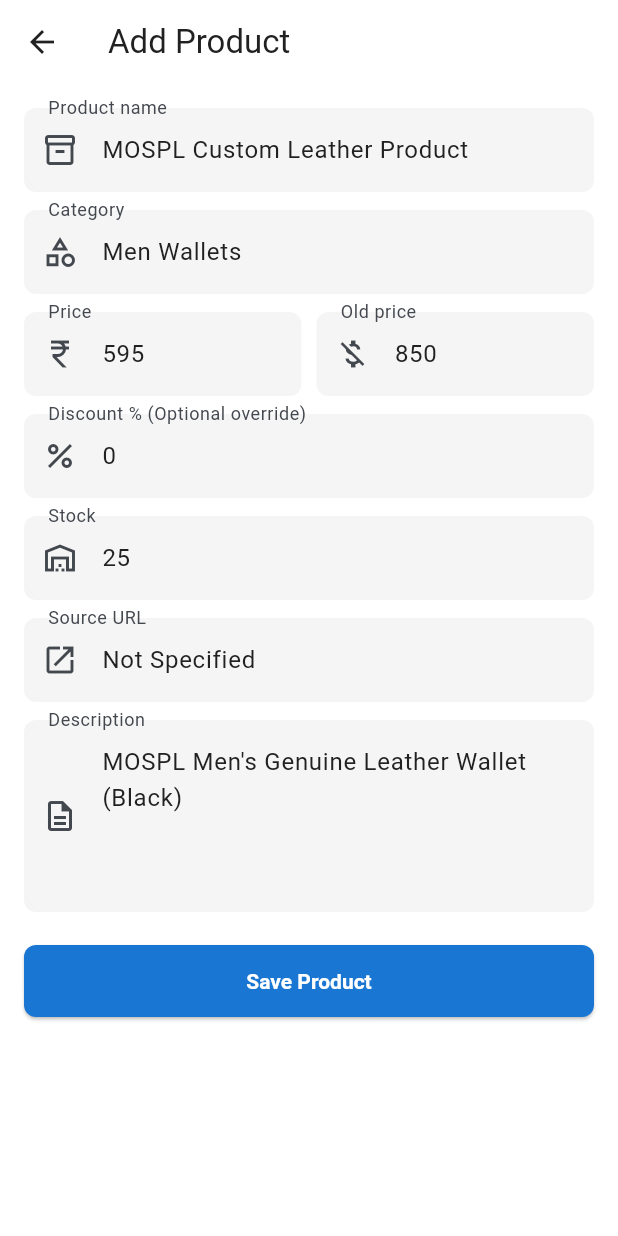
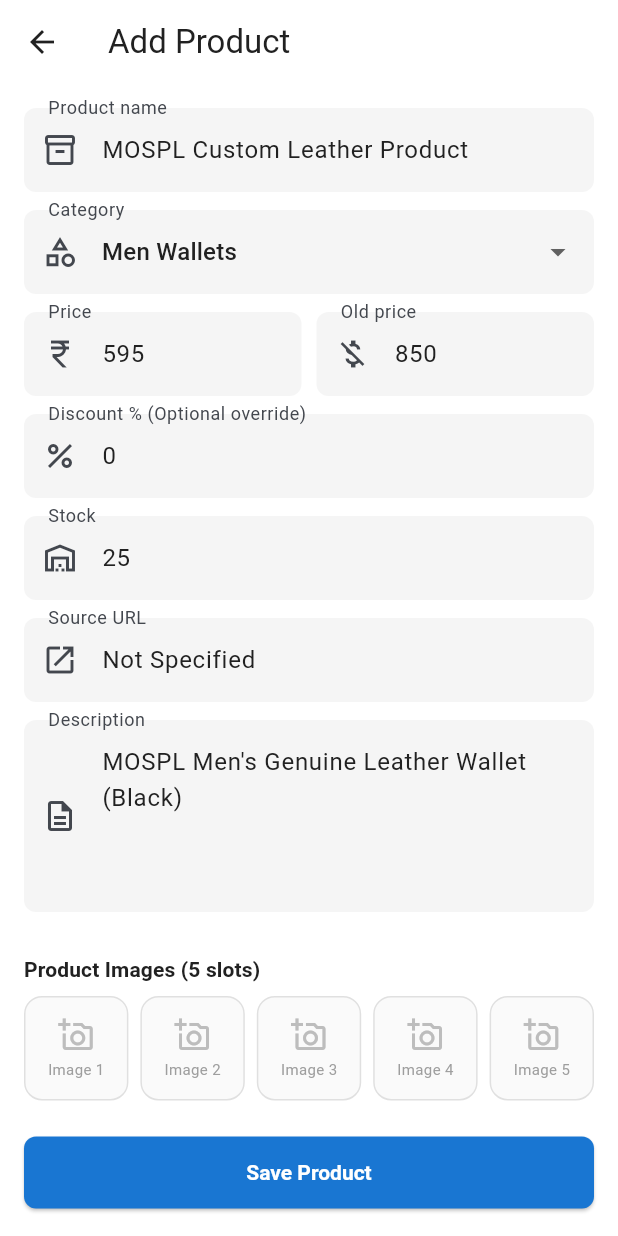
Before and after one commit to harish18AG/Mospl-FInal, a Flutter app: the ProductFormScreen screen opened directly, on a phone screen of 412 x 824 dp. Run offline on Flutter 3.47's test engine with Material 3 defaults, Android fonts, the phone set to English and light mode, and no system bars; our stand-ins replace cached_network_image, carousel_slider, cloud_firestore, firebase_auth, firebase_core, firebase_storage and 7 more; missing offline and left inert: razorpay_flutter; accounts and stored records are empty; network calls fail.

Commit message:
feat: implement category selection dropdown and 5-space Firebase Storage image uploads with validation

```diff
--- a/lib/src/screens/admin_screens.dart
+++ b/lib/src/screens/admin_screens.dart
@@ -1,7 +1,9 @@
+import 'package:firebase_storage/firebase_storage.dart' as firebase_storage;
 import 'package:fl_chart/fl_chart.dart';
 import 'package:flutter/material.dart';
 import 'package:flutter/services.dart';
 import 'package:go_router/go_router.dart';
+import 'package:image_picker/image_picker.dart' as image_picker;
 import 'package:provider/provider.dart';
 
 import '../models.dart';
@@ -191,13 +193,10 @@
   }
 
   void _showStockDialog(BuildContext context, Product product) {
-    // Capture BEFORE showDialog — dialog context has no Scaffold ancestor
     final messenger = ScaffoldMessenger.of(context);
     final appState = context.read<AppState>();
     showDialog<void>(
       context: context,
-      // _StockDialog is a StatefulWidget that owns the TextEditingController
-      // so Flutter disposes the TextField before the controller — no crash.
       builder: (_) => _StockDialog(
         product: product,
         messenger: messenger,
@@ -230,12 +229,19 @@
   late final TextEditingController _sourceUrl;
   late final TextEditingController _description;
 
+  late final String _productId;
+  final List<String?> _images = List.filled(5, null);
+  final List<bool> _uploading = List.filled(5, false);
+
   @override
   void initState() {
     super.initState();
     final state = context.read<AppState>();
     _editing = widget.productId == null ? null : state.productById(widget.productId!);
     final sample = _editing ?? state.allProducts.first;
+
+    _productId = _editing?.productId ?? 'MOSPL-ADMIN-${DateTime.now().millisecondsSinceEpoch}';
+
     _name = TextEditingController(text: _editing?.name ?? 'MOSPL Custom Leather Product');
     _category = TextEditingController(text: _editing?.category ?? 'Men Wallets');
     _price = TextEditingController(text: (_editing?.price ?? 595).toString());
@@ -244,6 +250,15 @@
     _stock = TextEditingController(text: (_editing?.stock ?? 25).toString());
     _sourceUrl = TextEditingController(text: _editing?.sourceUrl ?? 'Not Specified');
     _description = TextEditingController(text: _editing?.description ?? sample.description);
+
+    if (_editing != null) {
+      final gallery = _editing!.galleryImages;
+      for (int i = 0; i < 5; i++) {
+        if (i < gallery.length) {
+          _images[i] = gallery[i];
+        }
+      }
+    }
   }
 
   @override
@@ -259,6 +274,121 @@
     super.dispose();
   }
 
+  Future<void> _pickAndUploadImage(int index) async {
+    try {
+      final picker = image_picker.ImagePicker();
+      final image = await picker.pickImage(
+        source: image_picker.ImageSource.gallery,
+        maxWidth: 1024,
+        maxHeight: 1024,
+        imageQuality: 85,
+      );
+      if (image == null) return;
+
+      setState(() {
+        _uploading[index] = true;
+      });
+
+      final bytes = await image.readAsBytes();
+      final filename = 'image_$index.jpg';
+      final storageRef = firebase_storage.FirebaseStorage.instance
+          .ref()
+          .child('products')
+          .child(_productId)
+          .child(filename);
+
+      final metadata = firebase_storage.SettableMetadata(contentType: 'image/jpeg');
+      final uploadTask = storageRef.putData(bytes, metadata);
+      final snapshot = await uploadTask;
+      final downloadUrl = await snapshot.ref.getDownloadURL();
+
+      setState(() {
+        _images[index] = downloadUrl;
+        _uploading[index] = false;
+      });
+    } catch (e) {
+      setState(() {
+        _uploading[index] = false;
+      });
+      ScaffoldMessenger.of(context).showSnackBar(
+        SnackBar(content: Text('Upload failed: $e')),
+      );
+    }
+  }
+
+  Widget _buildImageSlot(int index) {
+    final imageUrl = _images[index];
+    final isUploading = _uploading[index];
+
+    return Container(
+      decoration: BoxDecoration(
+        color: Colors.grey.shade50,
+        borderRadius: BorderRadius.circular(12),
+        border: Border.all(color: Colors.grey.shade300),
+      ),
+      clipBehavior: Clip.antiAlias,
+      child: Stack(
+        alignment: Alignment.center,
+        children: [
+          if (imageUrl != null && imageUrl.isNotEmpty) ...[
+            Positioned.fill(
+              child: Image.network(
+                imageUrl,
+                fit: BoxFit.cover,
+                errorBuilder: (context, error, stackTrace) {
+                  return const Center(child: Icon(Icons.broken_image_outlined, color: Colors.grey));
+                },
+              ),
+            ),
+            Positioned(
+              top: 4,
+              right: 4,
+              child: InkWell(
+                onTap: () {
+                  setState(() {
+                    _images[index] = null;
+                  });
+                },
+                child: Container(
+                  padding: const EdgeInsets.all(2),
+                  decoration: const BoxDecoration(
+                    color: Colors.black54,
+                    shape: BoxShape.circle,
+                  ),
+                  child: const Icon(Icons.close, size: 16, color: Colors.white),
+                ),
+              ),
+            ),
+          ] else if (isUploading) ...[
+            const Center(
+              child: SizedBox(
+                height: 24,
+                width: 24,
+                child: CircularProgressIndicator(strokeWidth: 2.5),
+              ),
+            ),
+          ] else ...[
+            InkWell(
+              onTap: () => _pickAndUploadImage(index),
+              borderRadius: BorderRadius.circular(12),
+              child: Column(
+                mainAxisAlignment: MainAxisAlignment.center,
+                children: [
+                  Icon(Icons.add_a_photo_outlined, color: Colors.grey.shade400),
+                  const SizedBox(height: 4),
+                  Text(
+                    'Image ${index + 1}',
+                    style: TextStyle(fontSize: 10, color: Colors.grey.shade500),
+                  ),
+                ],
+              ),
+            ),
+          ],
+        ],
+      ),
+    );
+  }
+
   @override
   Widget build(BuildContext context) {
     final sample = _editing ?? context.read<AppState>().allProducts.first;
@@ -268,7 +398,26 @@
         padding: const EdgeInsets.all(16),
         children: [
           _field(_name, 'Product name', Icons.inventory_2_outlined),
-          _field(_category, 'Category', Icons.category_outlined),
+          Padding(
+            padding: const EdgeInsets.only(bottom: 12),
+            child: DropdownButtonFormField<String>(
+              value: ['Men Wallets', 'Passport Holders', 'Men Belts', 'Women Wallets'].contains(_category.text)
+                  ? _category.text
+                  : 'Men Wallets',
+              decoration: const InputDecoration(
+                prefixIcon: Icon(Icons.category_outlined),
+                labelText: 'Category',
+              ),
+              items: ['Men Wallets', 'Passport Holders', 'Men Belts', 'Women Wallets']
+                  .map((cat) => DropdownMenuItem(value: cat, child: Text(cat)))
+                  .toList(),
+              onChanged: (val) {
+                if (val != null) {
+                  _category.text = val;
+                }
+              },
+            ),
+          ),
           Row(
             children: [
               Expanded(child: _field(_price, 'Price', Icons.currency_rupee, keyboard: TextInputType.number)),
@@ -298,7 +447,27 @@
           ),
           _field(_sourceUrl, 'Source URL', Icons.open_in_new),
           _field(_description, 'Description', Icons.description_outlined, maxLines: 4),
-          const SizedBox(height: 10),
+          const SizedBox(height: 16),
+          Text(
+            'Product Images (5 slots)',
+            style: Theme.of(context).textTheme.titleSmall?.copyWith(fontWeight: FontWeight.bold),
+          ),
+          const SizedBox(height: 8),
+          GridView.builder(
+            shrinkWrap: true,
+            physics: const NeverScrollableScrollPhysics(),
+            gridDelegate: const SliverGridDelegateWithFixedCrossAxisCount(
+              crossAxisCount: 5,
+              crossAxisSpacing: 8,
+              mainAxisSpacing: 8,
+              childAspectRatio: 1.0,
+            ),
+            itemCount: 5,
+            itemBuilder: (context, index) {
+              return _buildImageSlot(index);
+            },
+          ),
+          const SizedBox(height: 24),
           ElevatedButton(
             onPressed: () {
               final stockVal = int.tryParse(_stock.text) ?? sample.stock;
@@ -314,8 +483,17 @@
               if (customDiscount > 0) {
                 price = oldPrice - (oldPrice * customDiscount / 100).round();
               }
+
+              final nonNullableImages = _images.where((img) => img != null && img.isNotEmpty).toList();
+              if (nonNullableImages.isEmpty) {
+                ScaffoldMessenger.of(context).showSnackBar(
+                  const SnackBar(content: Text('atleast single image must be uploaded')),
+                );
+                return;
+              }
+
               final product = sample.copyWith(
-                productId: _editing?.productId ?? 'MOSPL-ADMIN-${DateTime.now().millisecondsSinceEpoch}',
+                productId: _productId,
                 name: _name.text.trim(),
                 category: _category.text.trim(),
                 subcategory: _category.text.trim(),
@@ -330,6 +508,8 @@
                 description: _description.text.trim(),
                 sourceUrl: _sourceUrl.text.trim().isEmpty ? 'Not Specified' : _sourceUrl.text.trim(),
                 sku: _editing?.sku ?? 'ADMIN-${DateTime.now().millisecondsSinceEpoch}',
+                thumbnail: nonNullableImages.first!,
+                galleryImages: nonNullableImages.cast<String>().toList(),
                 createdAt: _editing?.createdAt ?? DateTime.now(),
                 updatedAt: DateTime.now(),
               );
--- a/pubspec.yaml
+++ b/pubspec.yaml
@@ -53,6 +53,8 @@
   uuid: ^4.5.3
   fl_chart: ^1.2.0
   url_launcher: ^6.3.2
+  firebase_storage: ^13.4.3
+  image_picker: ^1.2.2
 
 dev_dependencies:
   flutter_test:
```
Also changed, not shown: pubspec.lock.
